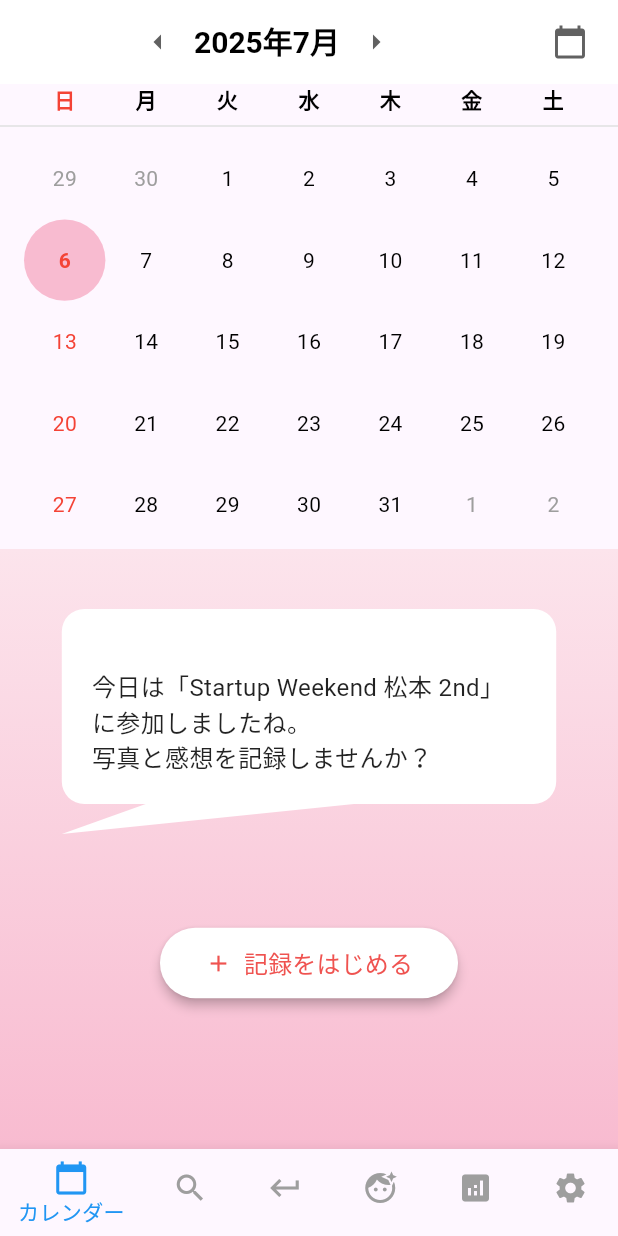
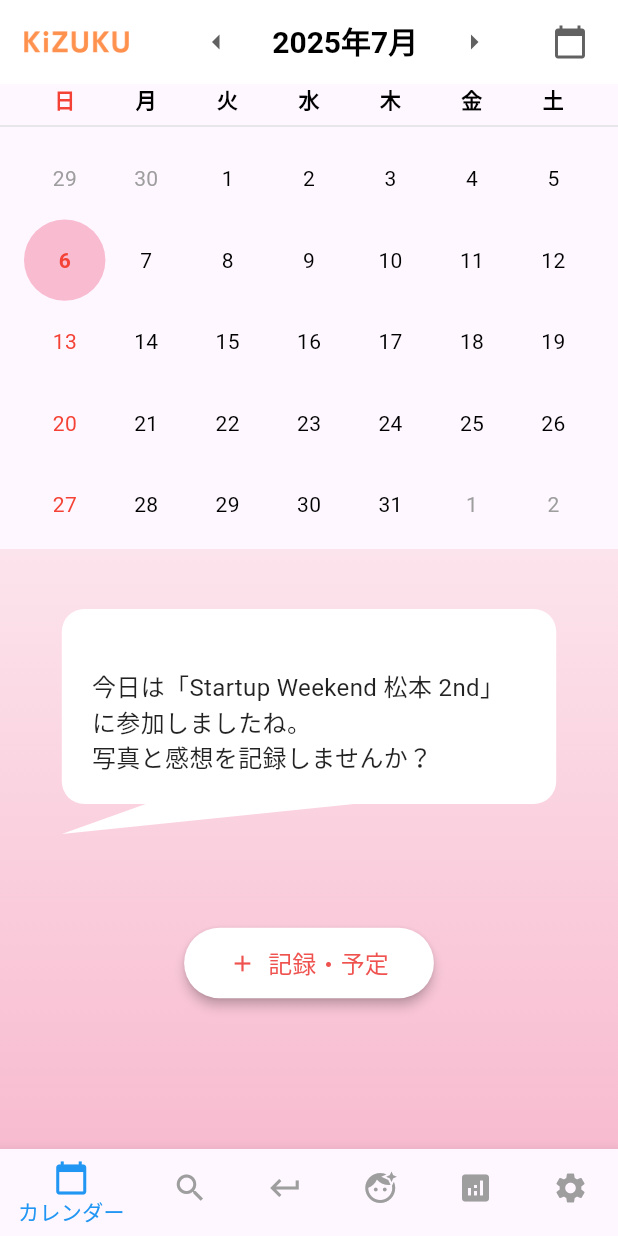
Before and after one commit to yukinkomob/Gakush, a Flutter app: the screen it shows after launch, on a phone screen of 412 x 824 dp. Run offline on Flutter 3.47's test engine with Material 3 defaults, Android fonts, the phone set to English and light mode, and no system bars; our stand-ins replace fl_chart.

Commit message:
ロゴを追加

```diff
--- a/lib/screens/calendar_screen.dart
+++ b/lib/screens/calendar_screen.dart
@@ -20,8 +20,15 @@ class CalendarScreen extends StatelessWidget {
         backgroundColor: Colors.white,
         elevation: 0,
         title: Row(
-          mainAxisAlignment: MainAxisAlignment.center,
+          mainAxisAlignment: MainAxisAlignment.spaceBetween,
           children: [
+            Image.asset(
+              'assets/images/logo.png', // あなたのアプリのアイコン画像のパスを指定
+              // height: 30, // 画像の高さ（適宜調整）
+              width: 70,  // 画像の幅（適宜調整）
+              // fit: BoxFit.contain, // 必要に応じてフィットさせる
+            ),
+            SizedBox(width: 8), // 画像と左矢印の間に少しスペースを空ける
             IconButton(
               icon: Icon(Icons.arrow_left, color: Colors.grey[700]),
               onPressed: () {},
@@ -146,7 +153,7 @@ class CalendarScreen extends StatelessWidget {
                     onPressed: () {},
                     icon: Icon(Icons.add, color: Colors.red[400]),
                     label: Text(
-                      '記録をはじめる',
+                      '記録・予定',
                       style: TextStyle(color: Colors.red[400], fontSize: 16),
                     ),
                     style: ElevatedButton.styleFrom(
```
Also changed, not shown: assets/images/logo.png (added).
